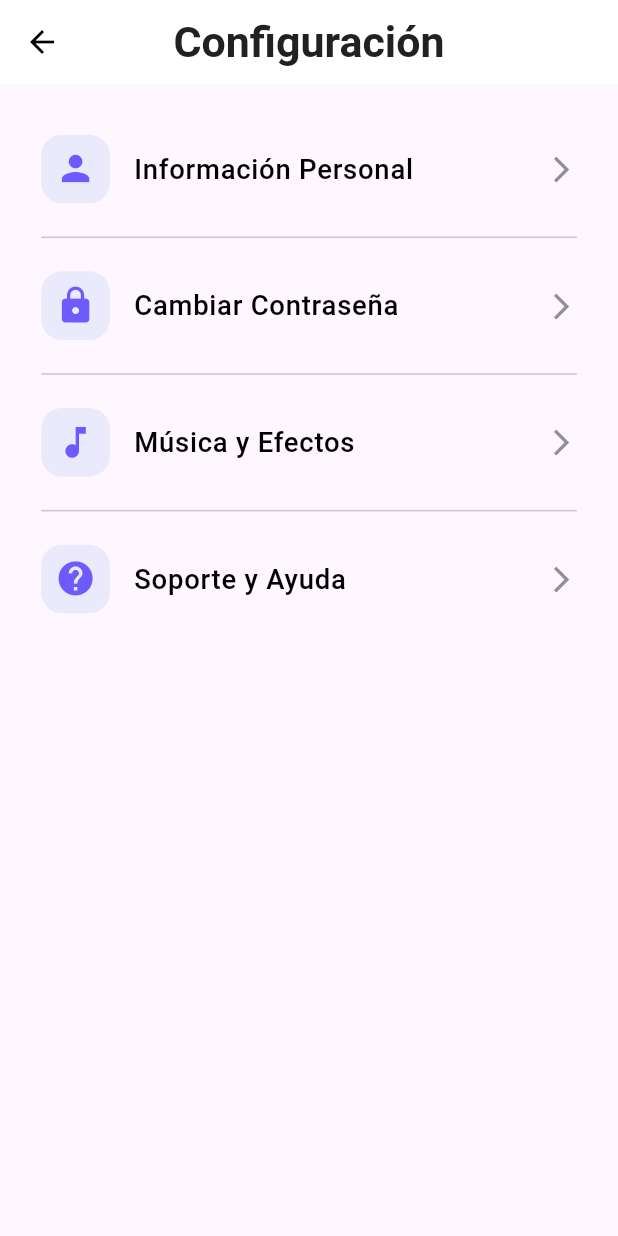
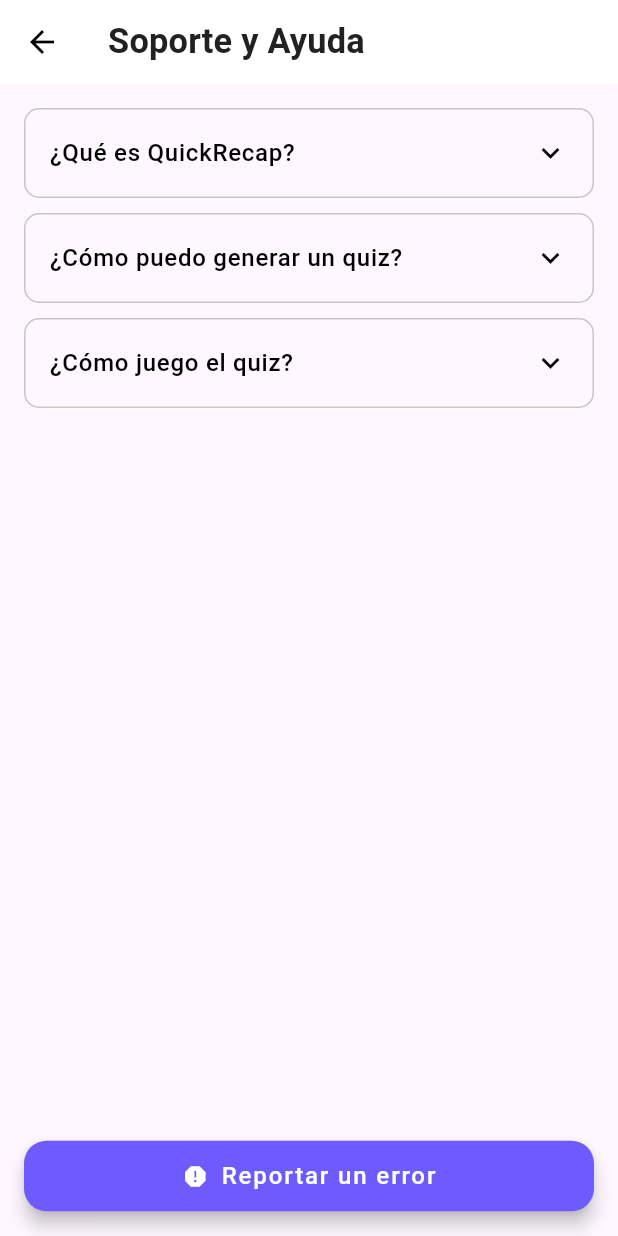
Before and after one commit to QuickRecap/Quickrecap-mobile, a Flutter app: the ConfigurationScreen screen opened by its route, after a tap on "Soporte y Ayuda", on a phone screen of 412 x 824 dp. Run offline on Flutter 3.47's test engine with Material 3 defaults, Android fonts, the phone set to English and light mode, and no system bars; our stand-ins replace flutter_screenutil, get, sqflite; accounts and stored records are empty.

Commit message:
feat(profile): adding support and help

```diff
--- a/lib/main.dart
+++ b/lib/main.dart
@@ -8,6 +8,7 @@
 import 'ui/pages/register_screen.dart';
 import 'ui/pages/terms_conditions_screen.dart';
 import 'ui/pages/views/profile/configuration_screen.dart';
+import 'ui/pages/views/profile/support_screen.dart';
 import 'ui/providers/login_provider.dart';
 import 'ui/providers/register_provider.dart';
 import 'data/api/user_api.dart';
@@ -62,6 +63,7 @@
             '/terms_conditions': (context) => TermsConditionsScreen(),
             '/entrypoint': (context) => MainScreen(),
             '/configuration': (context) => ConfigurationScreen(),
+            '/support': (context) => SupportScreen(),
           },
         );
       },
--- a/lib/ui/pages/views/profile/configuration_screen.dart
+++ b/lib/ui/pages/views/profile/configuration_screen.dart
@@ -55,6 +55,7 @@
               icon: Icons.help,
               text: 'Soporte y Ayuda',
               onTap: () {
+                Navigator.pushReplacementNamed(context, '/support');
                 // Acción al presionar
               },
             ),
--- /dev/null
+++ b/lib/ui/pages/views/profile/support_screen.dart
@@ -0,0 +1,238 @@
+import 'package:flutter/material.dart';
+import 'package:flutter_screenutil/flutter_screenutil.dart';
+
+class SupportScreen extends StatelessWidget {
+  const SupportScreen({super.key});
+
+  @override
+  Widget build(BuildContext context) {
+    return Scaffold(
+        appBar: AppBar(
+          title: Row(
+            children: [
+              Text(
+                'Soporte y Ayuda',
+                style: TextStyle(
+                  color: Color(0xff212121), // Cambia el color del texto del título
+                  fontSize: 20.sp, // Ajusta el tamaño del texto según tu diseño
+                  fontWeight: FontWeight.w600,
+                ),
+              ),
+            ],
+          ),
+          centerTitle: false,
+          backgroundColor: Colors.white,
+          elevation: 0,
+          leading: IconButton(
+            icon: Icon(Icons.arrow_back, color: Colors.black),
+            onPressed: () {
+              Navigator.pop(context);
+            },
+          ),
+        ),
+        body: Padding(
+        padding: const EdgeInsets.all(16.0),
+        child: Column(
+          children: [
+            _buildExpansionTile(
+              title: '¿Qué es QuickRecap?',
+              content: 'QuickRecap es una plataforma que te permite generar cuestionarios a partir de tus archivos de resumen o clases.',
+            ),
+            const SizedBox(height: 10),
+            _buildExpansionTile(
+              title: '¿Cómo puedo generar un quiz?',
+              content:
+              'Solo tienes que subir el PDF de tu resumen o clase, seleccionar el tipo de juego que quieres, el número de preguntas que quieres responder, el tiempo que quieres para cada pregunta, y ¡voilá! ¡Tu actividad está lista para poner a prueba tus habilidades!',
+            ),
+            const SizedBox(height: 10),
+            _buildExpansionTile(
+              title: '¿Cómo juego el quiz?',
+              content:
+              'Puedes jugar el quiz accediendo a la sección de juegos, seleccionando el quiz que generaste, y respondiendo a las preguntas dentro del tiempo establecido.',
+            ),
+            const Spacer(),
+            SizedBox(
+              width: double.infinity, // Ocupa todo el ancho disponible
+              child: ElevatedButton.icon(
+                onPressed: () {
+                  _showReportDialog(context);
+                },
+                icon: const Icon(Icons.report, color: Colors.white),
+                label: const Text(
+                  'Reportar un error',
+                  style: TextStyle(color: Colors.white),
+                ),
+                style: ElevatedButton.styleFrom(
+                  backgroundColor: Color(0xFF6D5BFF), // Color de fondo
+                  padding: const EdgeInsets.symmetric(vertical: 14.0, horizontal: 24.0),
+                  shape: RoundedRectangleBorder(
+                    borderRadius: BorderRadius.circular(15),
+                  ),
+                  elevation: 5, // Añade sombra para un efecto elevado
+                ),
+              ),
+            )
+          ],
+        ),
+      ),
+    );
+  }
+
+  Widget _buildExpansionTile({required String title, required String content}) {
+    return _CustomExpansionTile(
+      title: title,
+      content: content,
+    );
+  }
+
+  void _showReportDialog(BuildContext context) {
+    showModalBottomSheet(
+      context: context,
+      shape: RoundedRectangleBorder(
+        borderRadius: BorderRadius.vertical(top: Radius.circular(15)),
+      ),
+      backgroundColor: Colors.white,
+      builder: (BuildContext context) {
+        return Padding(
+          padding: const EdgeInsets.all(16.0),
+          child: Column(
+            mainAxisSize: MainAxisSize.min,
+            children: [
+              Row(
+                mainAxisAlignment: MainAxisAlignment.start,
+                children: [
+                  IconButton(
+                    icon: Icon(Icons.close),
+                    onPressed: () {
+                      Navigator.of(context).pop();
+                    },
+                  ),
+                  Text(
+                    'Reportar un error',
+                    style: TextStyle(
+                        fontSize: 18,
+                        fontWeight: FontWeight.bold,
+                        color: Color(0xff424242)
+                    ),
+                  ),
+                ],
+              ),
+              const SizedBox(height: 10),
+              TextField(
+                decoration: InputDecoration(
+                  labelText: 'Nombre',
+                  contentPadding: const EdgeInsets.all(10),
+                  border: OutlineInputBorder(
+                    borderRadius: BorderRadius.circular(10),
+                    borderSide: BorderSide(color: Colors.grey, width: 1),
+                  ),
+                ),
+              ),
+              const SizedBox(height: 10),
+              TextField(
+                decoration: InputDecoration(
+                  labelText: 'Descripción',
+                  contentPadding: const EdgeInsets.all(10),
+                  border: OutlineInputBorder(
+                    borderRadius: BorderRadius.circular(10),
+                    borderSide: BorderSide(color: Colors.grey, width: 1),
+                  ),
+                ),
+                maxLines: 3,
+              ),
+              const SizedBox(height: 20),
+              SizedBox(
+                width: double.infinity,
+                child: ElevatedButton(
+                  onPressed: () {
+                    // Lógica para enviar reporte
+                    Navigator.of(context).pop();
+                  },
+                  style: ElevatedButton.styleFrom(
+                    backgroundColor: Color(0xFF6D5BFF),
+                    padding: const EdgeInsets.symmetric(vertical: 19),
+                    shape: RoundedRectangleBorder(
+                      borderRadius: BorderRadius.circular(10),
+                    ),
+                  ),
+                  child: const Text(
+                    'Enviar',
+                    style: TextStyle(
+                      color: Colors.white,
+                      fontSize: 16,
+                    ),
+                  ),
+                ),
+              ),
+            ],
+          ),
+        );
+      },
+    );
+  }
+
+
+}
+
+class _CustomExpansionTile extends StatefulWidget {
+  final String title;
+  final String content;
+
+  const _CustomExpansionTile({required this.title, required this.content});
+
+  @override
+  State<_CustomExpansionTile> createState() => _CustomExpansionTileState();
+}
+
+class _CustomExpansionTileState extends State<_CustomExpansionTile> {
+  bool _isExpanded = false;
+
+  @override
+  Widget build(BuildContext context) {
+    return Container(
+      decoration: BoxDecoration(
+        borderRadius: BorderRadius.circular(10),
+        border: Border.all(
+          color: _isExpanded ? Color(0xFF6D5BFF) : Color(0xFFC6C6C6), // Cambia el color según el estado
+          width: 1.0,
+        ),
+      ),
+      child: Theme(
+        data: ThemeData().copyWith(
+          dividerColor: Colors.transparent,
+        ),
+        child: ExpansionTile(
+          title: Text(
+            widget.title,
+            style: const TextStyle(
+              fontSize: 16,
+              fontWeight: FontWeight.w500,
+              color: Colors.black,
+            ),
+          ),
+          children: [
+            Padding(
+              padding: const EdgeInsets.symmetric(horizontal: 16.0, vertical: 10.0),
+              child: Text(
+                widget.content,
+                style: const TextStyle(fontSize: 14, color: Colors.black54),
+              ),
+            ),
+          ],
+          textColor: Color(0xFF6D5BFF),
+          iconColor: Color(0xFF6D5BFF),
+          collapsedTextColor: Colors.black,
+          collapsedIconColor: Colors.black,
+          tilePadding: const EdgeInsets.symmetric(horizontal: 16.0),
+          expandedCrossAxisAlignment: CrossAxisAlignment.start,
+          childrenPadding: const EdgeInsets.only(bottom: 16.0),
+          onExpansionChanged: (bool expanded) {
+            setState(() {
+              _isExpanded = expanded;
+            });
+          },
+        ),
+      ),
+    );
+  }
+}
```
